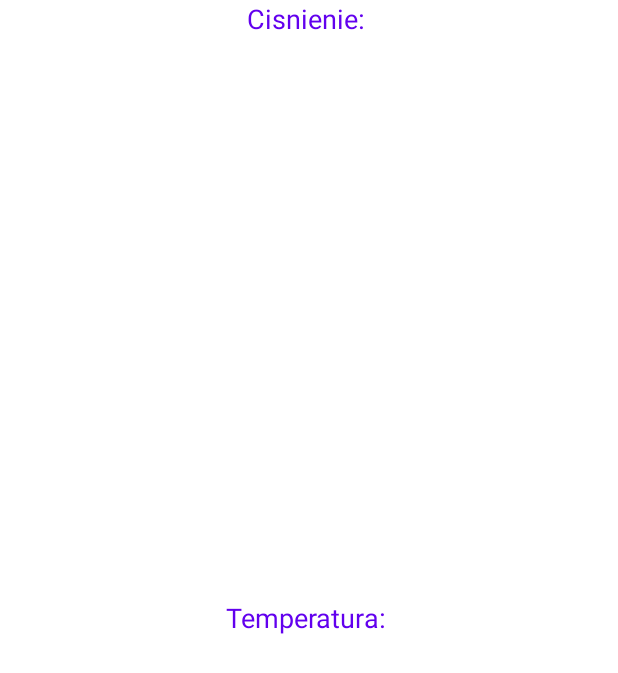
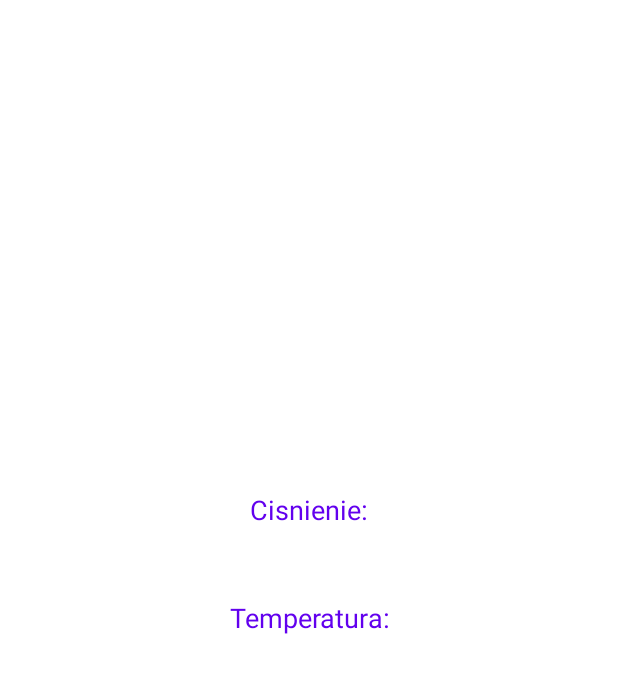
Before and after one commit to lwroblew99/stacja_pogodowa, an Android app: the layout activity_main.xml on its own in the app's theme, with its tools: preview values and no code run, on a phone screen of 412 x 824 dp. Shown: the top 673 px of the screen. Run offline under Robolectric (Android 15) with nearby library versions, the phone set to English and light mode, and no system bars.

```diff
--- a/app/src/main/res/layout/activity_main.xml
+++ b/app/src/main/res/layout/activity_main.xml
@@ -11,7 +11,7 @@
         android:layout_width="match_parent"
         android:layout_height="wrap_content"
         android:layout_centerInParent="true"
-        android:text="Temperatura: "
+        android:text="@string/temperatura"
         android:textAlignment="center"
         android:textColor="@color/purple_500"
         android:textSize="18sp" />
@@ -20,7 +20,9 @@
         android:id="@+id/tvCisnienie"
         android:layout_width="match_parent"
         android:layout_height="wrap_content"
-        android:text="Cisnienie: "
+        android:layout_alignBottom="@+id/tvTemp"
+        android:layout_marginBottom="72dp"
+        android:text="@string/cisnienie"
         android:textAlignment="center"
         android:textColor="@color/purple_500"
         android:textSize="18sp" />
--- a/app/src/main/res/values/strings.xml
+++ b/app/src/main/res/values/strings.xml
@@ -1,3 +1,5 @@
 <resources>
     <string name="app_name">Stacja</string>
+    <string name="temperatura">Temperatura:</string>
+    <string name="cisnienie">Cisnienie:</string>
 </resources>
```
